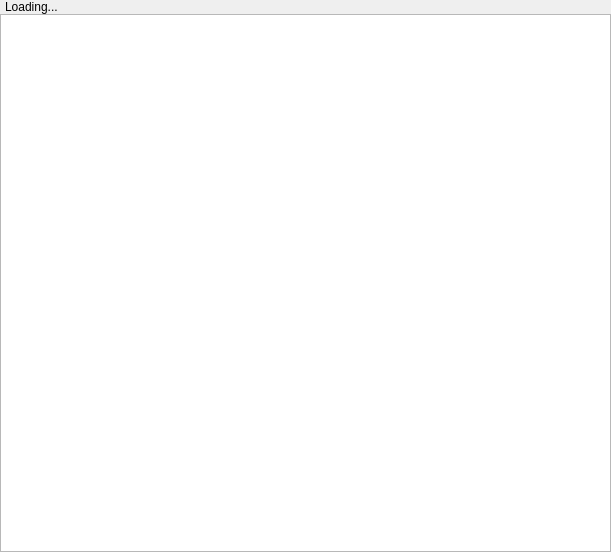
The window that imageviewer.ui (pjrinaldi/wombatforensics) describes before a commit, drawn with Qt 5.
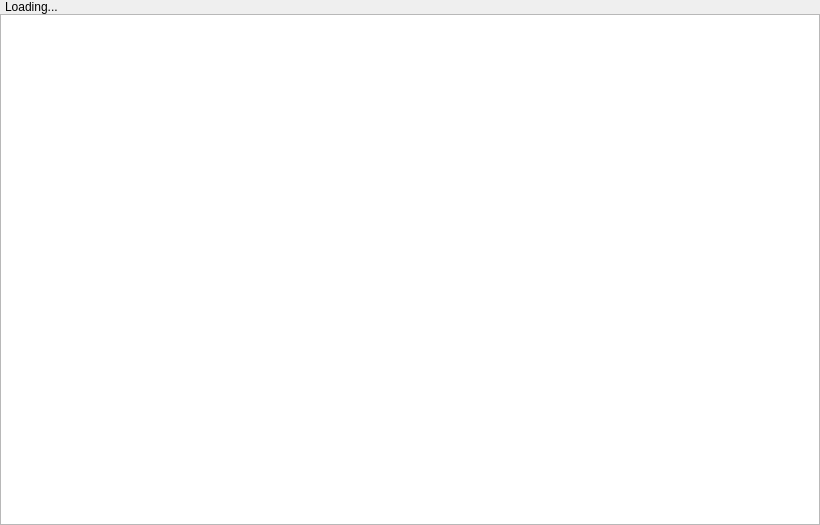
The same window after the commit.

Diff of the .ui file:
```diff
--- a/imageviewer.ui
+++ b/imageviewer.ui
@@ -6,8 +6,8 @@
    <rect>
     <x>0</x>
     <y>0</y>
-    <width>611</width>
-    <height>552</height>
+    <width>820</width>
+    <height>525</height>
    </rect>
   </property>
   <property name="windowTitle">
```
